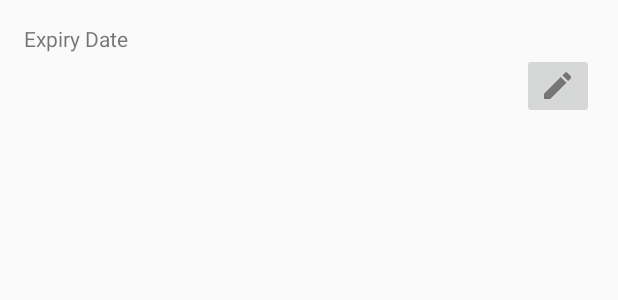
After one commit to SeeminSyed/WhatsInMyFridge, an Android app: the layout shopping_to_fridge_dialog.xml on its own in the app's theme, with its tools: preview values and no code run, on a phone screen of 412 x 824 dp. The commit adds this screen. Shown: the top 300 px of the screen. Run offline under Robolectric (Android 15) with nearby library versions, the phone set to English and light mode, and no system bars.

Commit message:
add shopping list -> fridge functionality

```diff
--- a/WhatsInMyFridge/app/src/main/java/com/example/android/whatsinmyfridge/ShoppingListFragment.java
+++ b/WhatsInMyFridge/app/src/main/java/com/example/android/whatsinmyfridge/ShoppingListFragment.java
@@ -42,7 +42,7 @@ public class ShoppingListFragment extends Fragment {
         mRecyclerView = (RecyclerView) rootView.findViewById(R.id.recyclerview_shoppinglist);
 
         // Create an adapter and supply the data to be displayed.
-        mAdapter = new ShoppingListAdapter(getActivity(), mItems);
+        mAdapter = new ShoppingListAdapter(getActivity(), mItems, this);
 
         // Connect the adapter with the RecyclerView.
         mRecyclerView.setAdapter(mAdapter);
--- /dev/null
+++ b/WhatsInMyFridge/app/src/main/res/layout/shopping_to_fridge_dialog.xml
@@ -0,0 +1,41 @@
+<?xml version="1.0" encoding="utf-8"?>
+<android.support.constraint.ConstraintLayout xmlns:android="http://schemas.android.com/apk/res/android"
+    xmlns:app="http://schemas.android.com/apk/res-auto"
+    android:orientation="vertical"
+    android:layout_width="match_parent"
+    android:layout_height="match_parent"
+    android:padding="16dp">
+
+    <TextView
+        android:id="@+id/tv_expiry_date_label"
+        android:layout_width="match_parent"
+        android:layout_height="wrap_content"
+        android:text="Expiry Date"
+        app:layout_constraintTop_toTopOf="parent"/>
+
+    <android.support.constraint.ConstraintLayout
+        android:layout_width="match_parent"
+        android:layout_height="wrap_content"
+        app:layout_constraintTop_toBottomOf="@id/tv_expiry_date_label"
+        app:layout_constraintLeft_toLeftOf="parent"
+        app:layout_constraintRight_toRightOf="parent">
+
+        <TextView
+            android:id="@+id/tv_expiry_date"
+            android:layout_width="0dp"
+            android:layout_marginLeft="4dp"
+            android:layout_height="wrap_content"
+            app:layout_constraintTop_toTopOf="parent"
+            app:layout_constraintBottom_toBottomOf="parent"
+            app:layout_constraintLeft_toLeftOf="parent"
+            app:layout_constraintRight_toLeftOf="@id/expiry_date_btn"/>
+        <ImageButton
+            android:id="@+id/expiry_date_btn"
+            android:layout_width="wrap_content"
+            android:layout_height="wrap_content"
+            app:srcCompat="@drawable/ic_action_edit"
+            app:layout_constraintRight_toRightOf="parent"
+            app:layout_constraintTop_toTopOf="@id/tv_expiry_date"
+            app:layout_constraintBottom_toBottomOf="@id/tv_expiry_date"/>
+    </android.support.constraint.ConstraintLayout>
+</android.support.constraint.ConstraintLayout>
```
Also changed, not shown: WhatsInMyFridge/app/src/main/java/com/example/android/whatsinmyfridge/CannotHaveEmptyNameDialogFragment.java (deleted, +0 -23 lines), WhatsInMyFridge/app/src/main/java/com/example/android/whatsinmyfridge/ShoppingListAdapter.java (+28 -3 lines), WhatsInMyFridge/app/src/main/java/com/example/android/whatsinmyfridge/ShoppingToFridgeDialog.java (added, +104 -0 lines).
